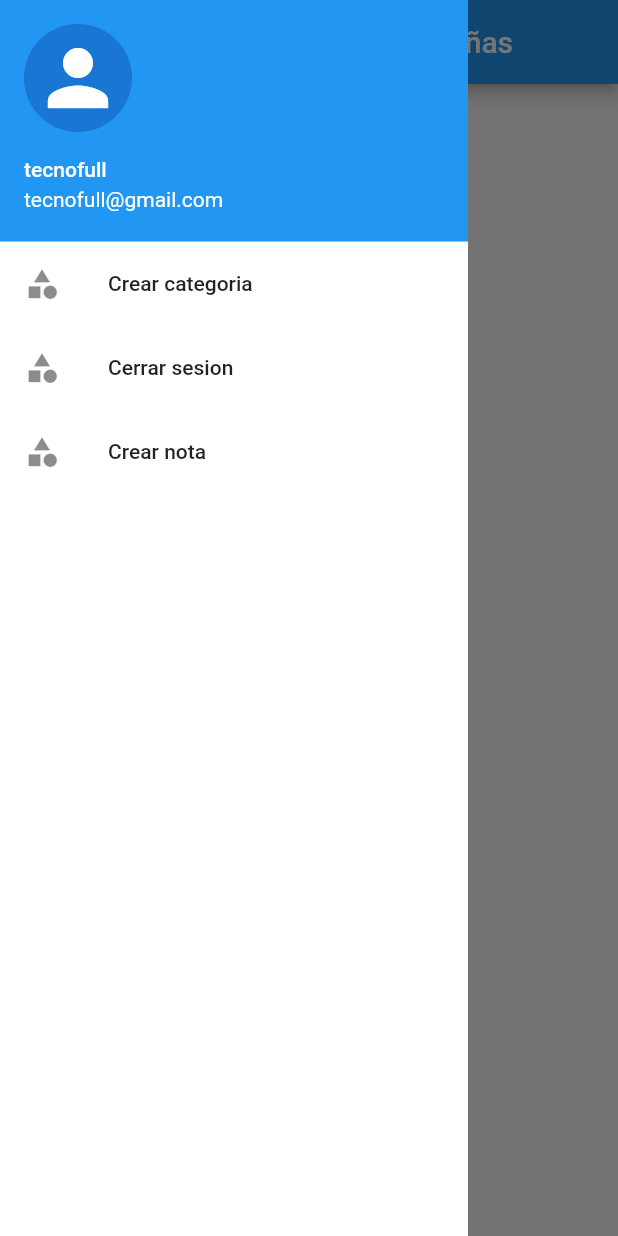
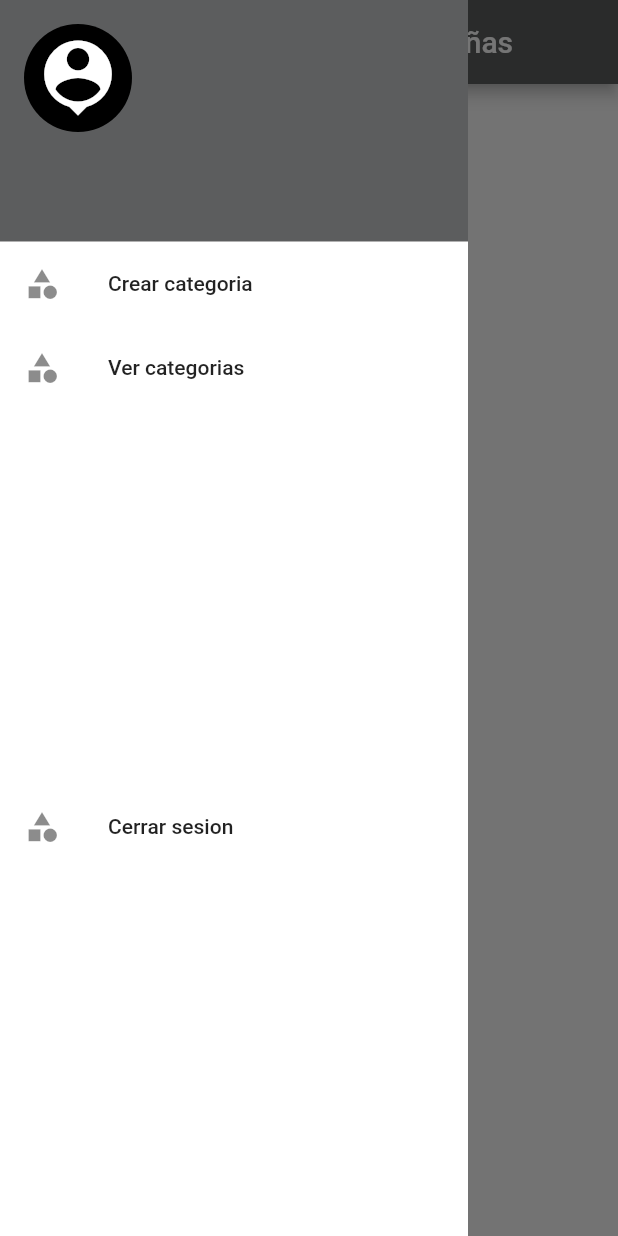
Before and after one commit to JoseAle19/adminpass_flutter, a Flutter app: the HomePage screen opened by its route, with the side drawer open, on a phone screen of 412 x 824 dp. Run offline on Flutter 3.47's test engine with Material 2 defaults, Android fonts, the phone set to English and light mode, and no system bars; our stand-ins replace animate_do, get, get_storage; accounts and stored records are empty.

Commit message:
Listando categorias

```diff
--- a/lib/enviroments/enviroments.dart
+++ b/lib/enviroments/enviroments.dart
@@ -2,6 +2,6 @@
 
 class Enviroments
  {
-  static const String MY_API ="http://192.168.2.27:3000/api/adminpassword";
+  static const String MY_API ="http://192.168.2.19:3000/api/adminpassword";
 
 }
--- a/lib/main.dart
+++ b/lib/main.dart
@@ -4,6 +4,7 @@ import 'package:get_storage/get_storage.dart';
 import 'package:prueba/models/user.dart';
 
 import 'pages/categpry/createategory.dart';
+import 'pages/categpry/seecategorys.dart';
 import 'pages/homepage/homepage.dart';
 import 'pages/login/loginpage.dart';
 import 'pages/note/notepage.dart';
@@ -31,11 +32,12 @@ class MyApp extends StatelessWidget {
       getPages: [
         GetPage(name: "/loginpage", page: () => const LoginPage()),
         GetPage(name: "/registerpage", page: () => const RegisterPage()),
-        GetPage(name: "/homepage", page: () => const HomePage()),
+        GetPage(name: "/homepage", page: () =>   HomePage()),
         GetPage(
             name: "/createnewcategory", page: () => const CreateNewCatetgory()),
         GetPage(name: "/profilepage", page: () => const ProfilePage()),
         GetPage(name: "/notepage", page: () => const Notepage()),
+        GetPage(name: "/getcategorys", page: () =>   ListCategorys()),
       ],
     );
   }
--- a/lib/pages/homepage/home_controller.dart
+++ b/lib/pages/homepage/home_controller.dart
@@ -13,4 +13,7 @@ class HomePageController extends GetxController {
   void gotocreatenote(){
     Get.toNamed("/notepage");
   }
+  void gotogetcategorys(){
+    Get.toNamed("/getcategorys");
+  }
 }
--- a/lib/pages/homepage/homepage.dart
+++ b/lib/pages/homepage/homepage.dart
@@ -1,22 +1,29 @@
+// ignore_for_file: must_be_immutable
+
 import 'package:flutter/material.dart';
 import 'package:get/get.dart';
+import 'package:get_storage/get_storage.dart';
+import 'package:prueba/models/user.dart';
 
 import 'home_controller.dart';
 
 class HomePage extends StatelessWidget {
-  const HomePage({Key? key}) : super(key: key);
-
+  HomePage({Key? key}) : super(key: key);
+  User myuser = User.fromJson(GetStorage().read("user") ?? {});
   @override
   Widget build(BuildContext context) {
     HomePageController conhome = Get.put(HomePageController());
-    const draweheader = UserAccountsDrawerHeader(
-      margin: EdgeInsets.only(right: 100),
-      accountName: Text("tecnofull"),
-      accountEmail: Text("tecnofull@gmail.com"),
-      currentAccountPicture: CircleAvatar(
+    final draweheader = UserAccountsDrawerHeader(
+      decoration: const BoxDecoration(color:   Color.fromARGB(255, 92, 93, 94)),
+      margin: const EdgeInsets.only(right: 100),
+      accountName: Text(myuser.name ?? ""),
+      accountEmail: Text(myuser.email ?? ""),
+      currentAccountPicture: const CircleAvatar(
+        backgroundColor: Colors.black,
         child: Icon(
-          Icons.person,
+          Icons.person_pin,
           size: 60,
+          color: Colors.white,
         ),
       ),
     );
@@ -40,17 +47,20 @@ class HomePage extends StatelessWidget {
               ),
               ListTile(
                 onTap: () {
+                  conhome.gotogetcategorys();
+                },
+                leading: const Icon(Icons.category),
+                title: const Text("Ver categorias"),
+              ),
+              const SizedBox(
+                height: 250,
+              ),
+              ListTile(
+                onTap: () {
                   conhome.logout();
                 },
                 leading: const Icon(Icons.category),
                 title: const Text("Cerrar sesion"),
-              ),
-              ListTile(
-                onTap: () {
-                  conhome.gotocreatenote();
-                },
-                leading: const Icon(Icons.category),
-                title: const Text("Crear nota"),
               ),
             ],
           ),
@@ -59,6 +69,7 @@ class HomePage extends StatelessWidget {
     );
     return Scaffold(
       appBar: AppBar(
+        backgroundColor: const Color.fromARGB(255, 92, 93, 94),
         title: const Text("Administrador de contraseñas"),
         centerTitle: true,
       ),
```
Also changed, not shown: lib/models/categorys.dart (added, +30 -0 lines), lib/pages/categpry/category_controller.dart (+25 -3 lines), lib/pages/categpry/seecategorys.dart (added, +75 -0 lines), lib/pages/note/notepage.dart (+3 -17 lines), lib/providers/categoryprovider.dart (+6 -1 lines), pubspec.lock.
